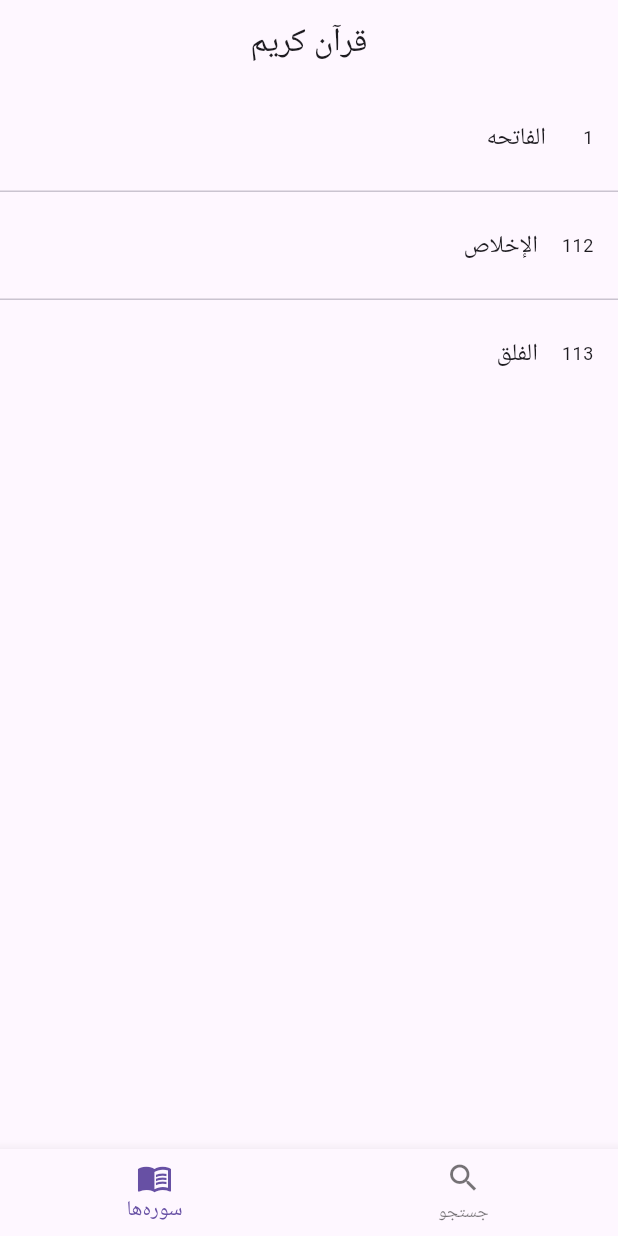
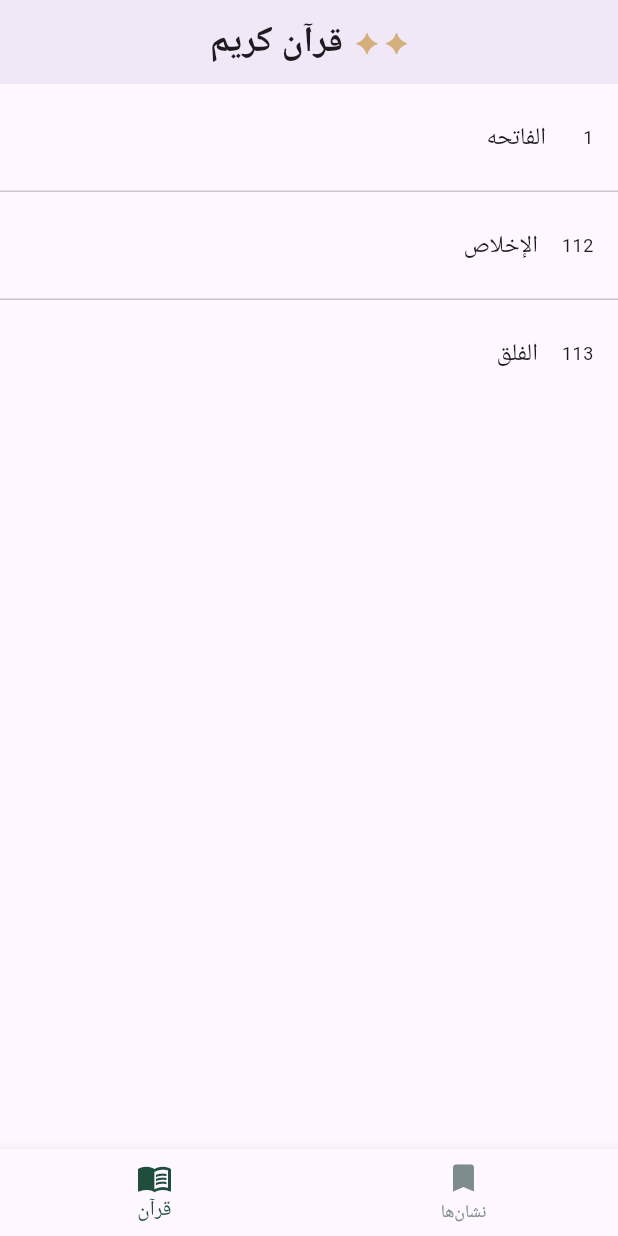
Before and after one commit to borhani101/quran_mvp, a Flutter app: the screen it shows after launch, on a phone screen of 412 x 824 dp. Run offline on Flutter 3.47's test engine with Material 3 defaults, Android fonts, the phone set to English and light mode, and no system bars.

Commit message:
feat: Update home_screen with improved AppBar design and colors

```diff
--- a/lib/screens/home_screen.dart
+++ b/lib/screens/home_screen.dart
@@ -1,8 +1,9 @@
 import 'package:flutter/material.dart';
 import 'surah_list_screen.dart';
 import 'search_screen.dart';
+import '../theme/app_colors.dart';
 
-// صفحه اصلی با نوار پایین (tab-like) دو تب: سوره‌ها و جستجو
+/// صفحه اصلی با نوار پایین (tab-like) دو تب: سوره‌ها و جستجو
 class HomeScreen extends StatefulWidget {
   const HomeScreen({super.key});
 
@@ -26,25 +27,44 @@ class _HomeScreenState extends State<HomeScreen> {
 
   @override
   Widget build(BuildContext context) {
-    // Directionality در سطح اپ تنظیم شده در main.dart؛ باز هم RTL را رعایت می‌کنیم
     return Scaffold(
       appBar: AppBar(
-        title: const Text('قرآن کریم', textDirection: TextDirection.rtl),
+        title: Row(
+          mainAxisAlignment: MainAxisAlignment.center,
+          children: [
+            const Text(
+              'قرآن کریم',
+              textDirection: TextDirection.rtl,
+              style: TextStyle(
+                fontSize: 24,
+                fontWeight: FontWeight.w600,
+              ),
+            ),
+            const SizedBox(width: 8),
+            // نشان‌های اسلیمی دو طرف
+            const Text('✦', style: TextStyle(color: AppColors.goldAccent, fontSize: 18)),
+            const SizedBox(width: 4),
+            const Text('✦', style: TextStyle(color: AppColors.goldAccent, fontSize: 18)),
+          ],
+        ),
         centerTitle: true,
+        elevation: 4,
       ),
       body: _pages[_selectedIndex],
       bottomNavigationBar: BottomNavigationBar(
         currentIndex: _selectedIndex,
         onTap: _onItemTapped,
         useLegacyColorScheme: false,
+        selectedItemColor: AppColors.primaryDark,
+        unselectedItemColor: AppColors.textGrey,
         items: const <BottomNavigationBarItem>[
           BottomNavigationBarItem(
             icon: Icon(Icons.menu_book),
-            label: 'سوره‌ها',
+            label: 'قرآن',
           ),
           BottomNavigationBarItem(
-            icon: Icon(Icons.search),
-            label: 'جستجو',
+            icon: Icon(Icons.bookmark),
+            label: 'نشان‌ها',
           ),
         ],
       ),
```
